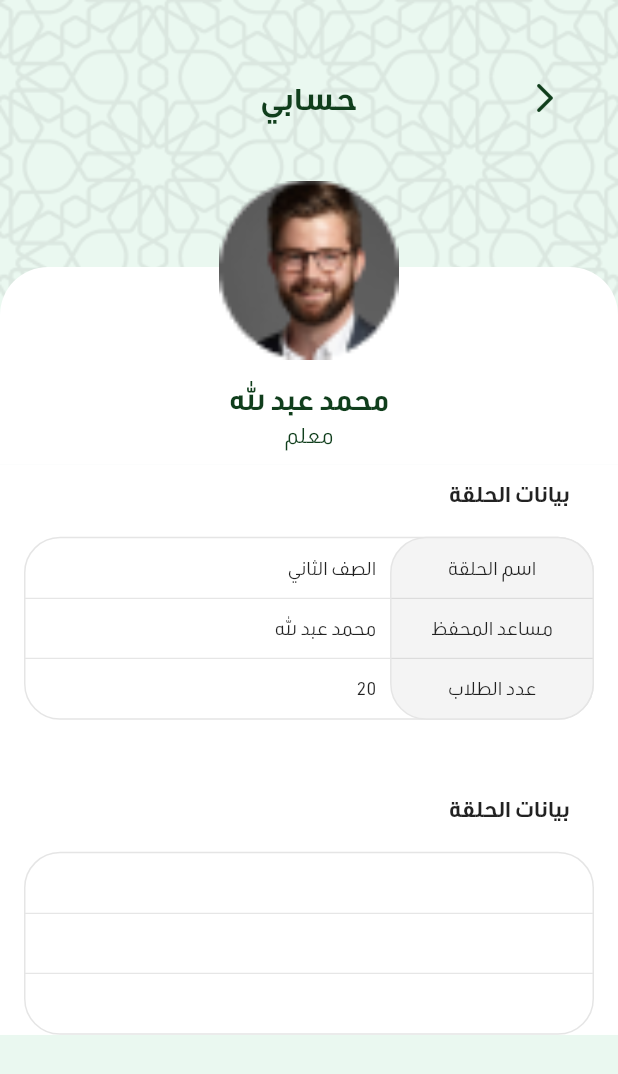
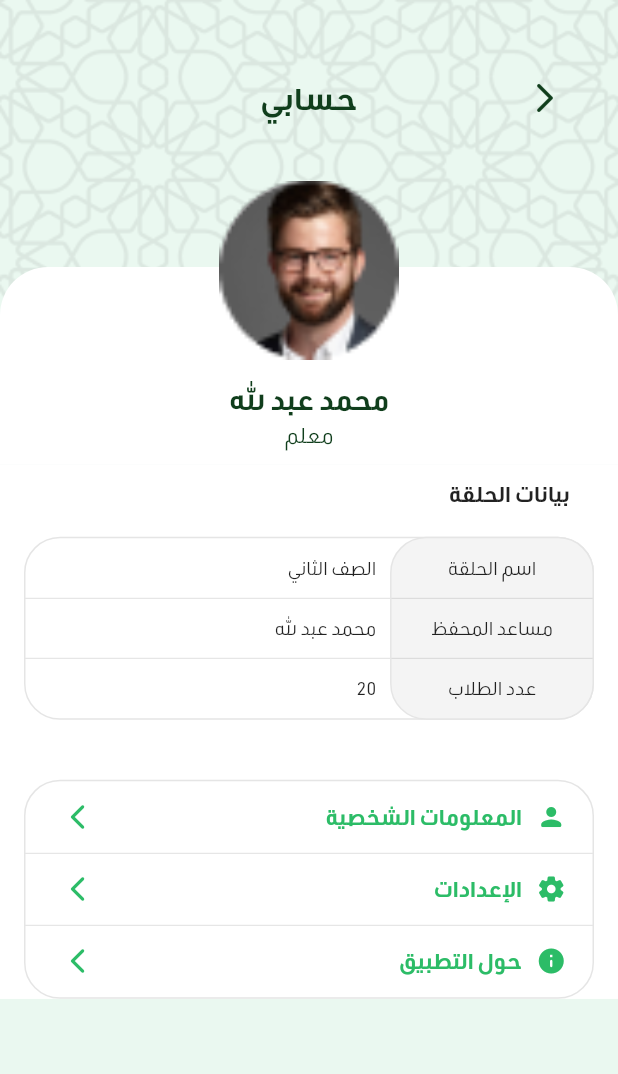
Before and after one commit to AhmedAbuSamra/kuttab-flutter-1, a Flutter app: the MyAccountPage screen opened by its route, on a phone screen of 412 x 824 dp. Shown: the top 1074 px of the screen. Run offline on Flutter 3.47's test engine with Material 2 defaults, Android fonts, the phone set to English and light mode, and no system bars; our stand-ins replace get; missing offline and left inert: dart:ffi.

Commit message:
add SettingsTable widget to body

```diff
--- a/lib/views/my-account-page/widgets.dart
+++ b/lib/views/my-account-page/widgets.dart
@@ -128,8 +128,8 @@ class _MyAccountBodyState extends State<MyAccountBody> {
           coTeacher: widget.coTeacher,
           numberOfStudents: widget.numberOfStudents,
         ),
-        SizedBox(height: 40),
-        SettingsTable(),
+        const SizedBox(height: 40),
+        const SettingsTable(),
       ]),
     );
   }
@@ -285,23 +285,8 @@ class _SettingsTableState extends State<SettingsTable> {
       padding: const EdgeInsets.symmetric(horizontal: 16),
       child: Column(
         children: [
-          SizedBox(
-            height: 40,
-            child: Row(
-              children: [
-                const SizedBox(width: 16),
-                const AppText(
-                  text: 'بيانات الحلقة',
-                  fontSize: 14,
-                  fontWeight: FontWeight.w600,
-                ),
-                Expanded(child: Container()),
-              ],
-            ),
-          ),
-          const SizedBox(height: 8),
           Container(
-            height: 122,
+            height: (48 * 3) + 2,
             width: screenWidth - 32,
             child: Stack(
               children: [
@@ -309,7 +294,7 @@ class _SettingsTableState extends State<SettingsTable> {
                   top: 0,
                   right: 0,
                   child: Container(
-                    height: 122,
+                    height: (48 * 3) + 2,
                     width: screenWidth - 32,
                     decoration: BoxDecoration(
                       color: Colors.white,
@@ -323,11 +308,11 @@ class _SettingsTableState extends State<SettingsTable> {
                     ),
                     child: Column(
                       children: [
-                        bodyCell("", Icons.person_rounded),
+                        bodyCell("المعلومات الشخصية", Icons.person_rounded),
                         const Divider(height: 0),
-                        bodyCell("", Icons.settings_rounded),
+                        bodyCell("الإعدادات", Icons.settings_rounded),
                         const Divider(height: 0),
-                        bodyCell("", Icons.info_rounded),
+                        bodyCell("حول التطبيق", Icons.info_rounded),
                       ],
                     ),
                   ),
@@ -342,16 +327,34 @@ class _SettingsTableState extends State<SettingsTable> {
 
   Container bodyCell(String text, IconData icon) {
     return Container(
-      height: 40,
+      height: 48,
       child: Container(
-        alignment: Alignment.centerRight,
-        child: AppText(
-          textAlign: TextAlign.right,
-          text: text,
-          fontSize: 12,
-          fontWeight: FontWeight.w500,
-        ),
-      ),
+          alignment: Alignment.centerRight,
+          child: Row(
+            children: [
+              const SizedBox(width: 17.5),
+              Icon(
+                icon,
+                color: PRIMARY_COLOR,
+                size: 20,
+              ),
+              const SizedBox(width: 9.5),
+              AppText(
+                textAlign: TextAlign.right,
+                text: text,
+                fontSize: 14,
+                fontWeight: FontWeight.w600,
+                color: PRIMARY_COLOR,
+              ),
+              Expanded(child: Container()),
+              const Icon(
+                Icons.arrow_forward_ios_rounded,
+                color: PRIMARY_COLOR,
+                size: 20,
+              ),
+              const SizedBox(width: 25),
+            ],
+          )),
     );
   }
 }
```
